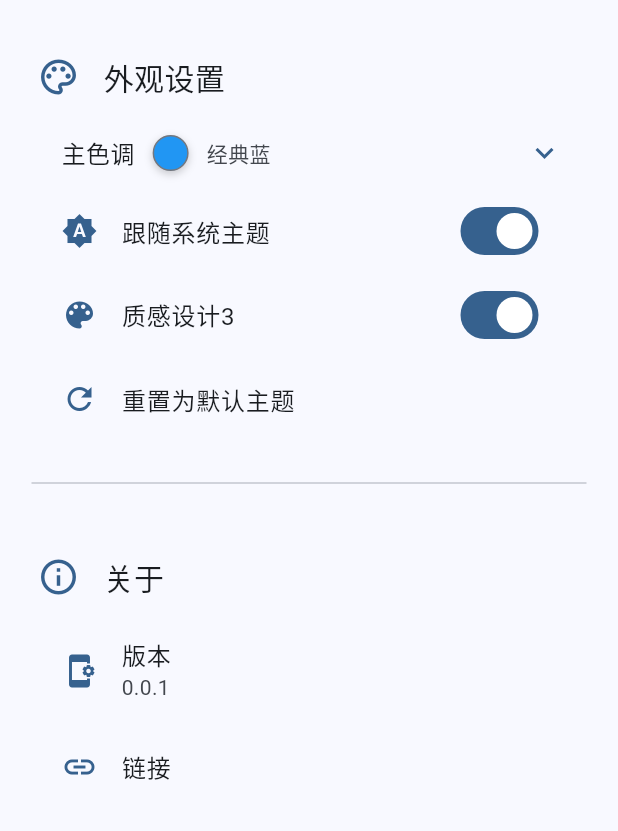
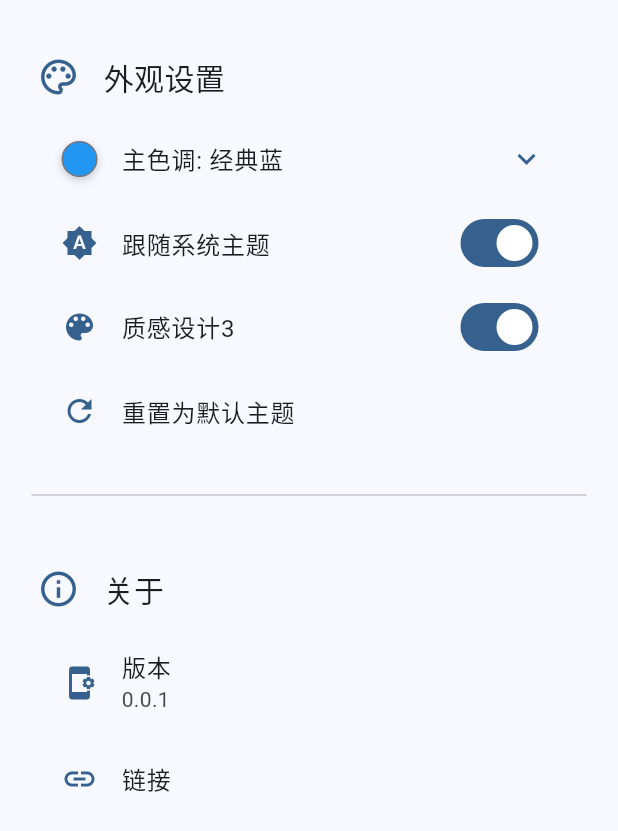
Before and after one commit to haiyewei/CNMailC-F, a Flutter app: the SystemSettingsPage widget shown alone on an empty page, opened directly, on a phone screen of 412 x 824 dp. Shown: the top 831 px of the screen. Run offline on Flutter 3.47's test engine with Material 3 defaults, Android fonts, the phone set to English and light mode, and no system bars; drawn by our look-alikes of dynamic_color; our stand-ins replace drift, package_info_plus, shared_preferences; missing offline and left inert: betrayal, contextual_menu, enough_mail, launch_at_startup, window_manager; accounts and stored records are empty; generated files the repository leaves out were written again; Roboto replaces fonts that are missing (Microsoft YaHei).

Commit message:
UI:颜色选择器

```diff
--- a/lib/pages/settings_page.dart
+++ b/lib/pages/settings_page.dart
@@ -454,12 +454,9 @@ class _SystemSettingsPageState extends State<SystemSettingsPage> {
 
     // 查找当前选中颜色的名称
     String selectedColorName = '';
-
-    // 判断是否为默认蓝色
     if (themeManager.primaryColor.toARGB32() == Colors.blue.toARGB32()) {
       selectedColorName = '经典蓝';
     } else {
-      // 从颜色列表中查找
       for (var option in _colorOptions) {
         if (option.color.toARGB32() == themeManager.primaryColor.toARGB32()) {
           selectedColorName = option.name;
@@ -471,26 +468,9 @@ class _SystemSettingsPageState extends State<SystemSettingsPage> {
     return Column(
       crossAxisAlignment: CrossAxisAlignment.start,
       children: [
-        Row(
-          mainAxisAlignment: MainAxisAlignment.spaceBetween,
-          children: [
-            Padding(
-              padding: const EdgeInsets.symmetric(
-                horizontal: 16.0,
-                vertical: 8.0,
-              ),
-              child: Row(
-                children: [
-                  Text(
-                    '主色调',
-                    style: TextStyle(
-                      fontWeight: FontWeight.w500,
-                      fontSize: 16,
-                      color: colorScheme.onSurface,
-                    ),
-                  ),
-                  const SizedBox(width: 12),
-                  Container(
+        ListTile(
+          // contentPadding: const EdgeInsets.symmetric(horizontal: 16.0, vertical: 0), // 移除自定义内边距以与其他选项对齐
+          leading: Container(
             width: 24,
             height: 24,
             decoration: BoxDecoration(
@@ -499,39 +479,31 @@ class _SystemSettingsPageState extends State<SystemSettingsPage> {
               border: Border.all(color: colorScheme.outline, width: 1),
               boxShadow: [
                 BoxShadow(
-                          color: colorScheme.shadow.withAlpha((255 * 0.2).round()), // 使用 withAlpha
+                  color: colorScheme.shadow.withAlpha((255 * 0.2).round()),
                   blurRadius: 4,
                   offset: const Offset(0, 2),
                 ),
               ],
             ),
           ),
-                  const SizedBox(width: 12),
-                  Text(
-                    selectedColorName,
-                    style: TextStyle(
-                      fontWeight: FontWeight.w400,
-                      fontSize: 14,
-                      color: colorScheme.onSurfaceVariant,
-                    ),
-                  ),
-                ],
-              ),
-            ),
-            IconButton(
-              icon: Icon(
+          title: Text('主色调: $selectedColorName'),
+          // subtitle: Text(
+          //   selectedColorName,
+          //   style: TextStyle(
+          //     fontSize: 12, // 减小副标题字体大小
+          //     color: colorScheme.onSurfaceVariant,
+          //   ),
+          // ),
+          trailing: Icon(
             _isColorSectionExpanded ? Icons.expand_less : Icons.expand_more,
             color: colorScheme.primary,
           ),
-              onPressed: () {
+          onTap: () {
             setState(() {
               _isColorSectionExpanded = !_isColorSectionExpanded;
             });
           },
         ),
-          ],
-        ),
-
         if (_isColorSectionExpanded) ...[
           const SizedBox(height: 8),
           Padding(
@@ -592,7 +564,7 @@ class _SystemSettingsPageState extends State<SystemSettingsPage> {
                         ),
                         boxShadow: [
                           BoxShadow(
-                            color: colorScheme.shadow.withAlpha((255 * 0.2).round()), // 使用 withAlpha
+                            color: colorScheme.shadow.withAlpha((255 * 0.2).round()),
                             blurRadius: 4,
                             offset: const Offset(0, 2),
                           ),
```
Lines whose indentation alone changed are shown as unchanged.
